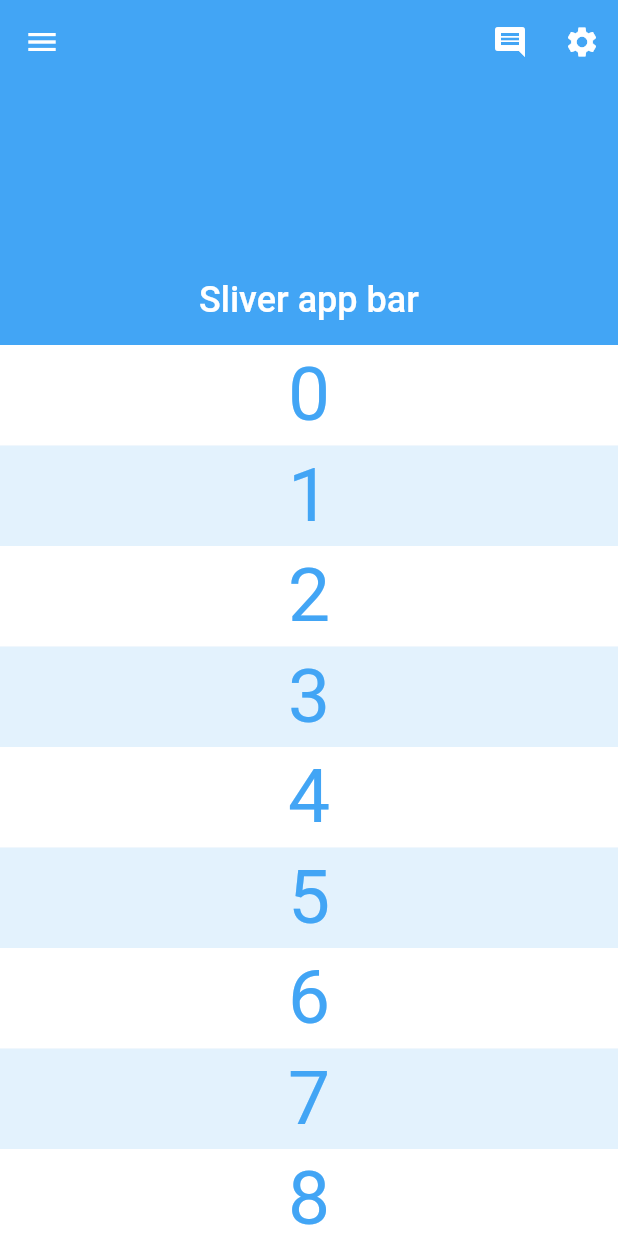
After one commit to newallJemuelD/components_project, a Flutter app: the AppBarsScreen screen opened by its route, after a tap on "sliverAppbar", on a phone screen of 412 x 824 dp. The commit adds this screen. Run offline on Flutter 3.47's test engine with Material 2 defaults, Android fonts, the phone set to English and light mode, and no system bars; our stand-ins replace flutter_bloc.

Commit message:
sliver appbar and routing

```diff
--- a/lib/my_app.dart
+++ b/lib/my_app.dart
@@ -35,7 +35,7 @@ class _MyAppState extends State<MyApp> {
     categoryName: 'App bars',
   );
   static final Categories navigationBars = Categories(
-    route: ScreenRoutes.appBars,
+    route: ScreenRoutes.navigationBars,
     categoryName: 'Navigation bars',
   );
   static final Categories dropDowns = Categories(
--- a/lib/navigation/screen_routes.dart
+++ b/lib/navigation/screen_routes.dart
@@ -14,4 +14,6 @@ class ScreenRoutes {
   //state management
   static const String setState = 'setstate';
   static const String blocStateManagement = 'blocstatemanagement';
+  //app bars
+  static const String sliverAppbar = 'sliverappbar';
 }
--- a/lib/route_generator.dart
+++ b/lib/route_generator.dart
@@ -2,9 +2,11 @@ import 'dart:developer';
 
 import 'package:components_project/my_app.dart';
 import 'package:components_project/navigation/screen_routes.dart';
-import 'package:components_project/screens/app_bars_screen.dart';
+import 'package:components_project/screens/app_bars/app_bars_screen.dart';
+import 'package:components_project/screens/app_bars/components/sliver_appbar.dart';
 import 'package:components_project/screens/app_security_related_screen.dart';
 import 'package:components_project/screens/drop_downs_screen.dart';
+import 'package:components_project/screens/libraries_name_list_screen.dart';
 import 'package:components_project/screens/navigation_bars_screen.dart';
 import 'package:components_project/screens/state_management/components/set_state_counter_app.dart';
 import 'package:components_project/screens/state_management/state_management_screen.dart';
@@ -23,38 +25,50 @@ Route<dynamic> generateRoute(RouteSettings settings) {
       return MaterialPageRoute(builder: (BuildContext context) {
         return const MyApp();
       });
+    //tabbars
     case ScreenRoutes.tabBars:
       return MaterialPageRoute(builder: (BuildContext context) {
         return const TabBarsScreen();
       });
+    //toggle - radio buttons
     case ScreenRoutes.toggleRadio:
       return MaterialPageRoute(builder: (BuildContext context) {
         return ToggleRadioScreen();
-      });
-    case ScreenRoutes.appBars:
-      return MaterialPageRoute(builder: (BuildContext context) {
-        return const AppBarsScreen();
-      });
-    case ScreenRoutes.navigationBars:
-      return MaterialPageRoute(builder: (BuildContext context) {
-        return const NavigationBarsScreen();
-      });
-    case ScreenRoutes.dropDowns:
-      return MaterialPageRoute(builder: (BuildContext context) {
-        return const DropDownsScreen();
-      });
-    case ScreenRoutes.librariesNameList:
-      return MaterialPageRoute(builder: (BuildContext context) {
-        return const DropDownsScreen();
-      });
-    case ScreenRoutes.appSecurityRelated:
-      return MaterialPageRoute(builder: (BuildContext context) {
-        return const AppSecurityRelated();
       });
     case ScreenRoutes.singleSelectRadio:
       return MaterialPageRoute(builder: (BuildContext context) {
         return const SingleSelectRadio();
       });
+    //appbars
+    case ScreenRoutes.appBars:
+      return MaterialPageRoute(builder: (BuildContext context) {
+        return AppBarsScreen();
+      });
+    case ScreenRoutes.sliverAppbar:
+      return MaterialPageRoute(builder: (BuildContext context) {
+        return const SliverAppbar();
+      });
+    //navigation
+    case ScreenRoutes.navigationBars:
+      return MaterialPageRoute(builder: (BuildContext context) {
+        return const NavigationBarsScreen();
+      });
+    //drop downs
+    case ScreenRoutes.dropDowns:
+      return MaterialPageRoute(builder: (BuildContext context) {
+        return const DropDownsScreen();
+      });
+    //libraries and packages
+    case ScreenRoutes.librariesNameList:
+      return MaterialPageRoute(builder: (BuildContext context) {
+        return const LibrariesNameListScreen();
+      });
+    //app security
+    case ScreenRoutes.appSecurityRelated:
+      return MaterialPageRoute(builder: (BuildContext context) {
+        return const AppSecurityRelated();
+      });
+    //state management
     case ScreenRoutes.stateMangementTechniques:
       return MaterialPageRoute(builder: (BuildContext context) {
         return StateManagementScreen();
@@ -70,6 +84,7 @@ Route<dynamic> generateRoute(RouteSettings settings) {
           child: const BlocStateManagement(),
         );
       });
+    //add next here
     default:
       return MaterialPageRoute(builder: (BuildContext context) {
         return Scaffold(
--- /dev/null
+++ b/lib/screens/app_bars/app_bars_screen.dart
@@ -0,0 +1,94 @@
+import 'package:flutter/material.dart';
+
+import '../../models/categories.dart';
+import '../../navigation/screen_routes.dart';
+
+class AppBarsScreen extends StatelessWidget {
+  AppBarsScreen({super.key});
+
+  final List<Categories> categories = [
+    setState,
+  ];
+
+  static final Categories setState = Categories(
+    route: ScreenRoutes.sliverAppbar,
+    categoryName: 'sliverAppbar',
+  );
+
+  @override
+  Widget build(BuildContext context) {
+    return Scaffold(
+      appBar: AppBar(
+        title: const Text('App bars'),
+      ),
+      body: Padding(
+        padding: const EdgeInsets.all(30),
+        child: Column(
+          children: [
+            const Text(
+              'Appbars - The current design is transparent with back navigation icon, title and action icons if needed',
+              style: TextStyle(
+                height: 1.5,
+              ),
+            ),
+            const SizedBox(
+              height: 5,
+            ),
+            const Align(
+              alignment: Alignment.centerLeft,
+              child: Text(
+                'Apps referred:  JMF, Arihant',
+                style: TextStyle(
+                  height: 1.5,
+                ),
+              ),
+            ),
+            const SizedBox(
+              height: 20,
+            ),
+            const Align(
+              alignment: Alignment.centerLeft,
+              child: Text(
+                'Implementations',
+                style: TextStyle(
+                  fontSize: 20,
+                  fontWeight: FontWeight.bold,
+                ),
+              ),
+            ),
+            SizedBox(
+              child: ListView.builder(
+                shrinkWrap: true,
+                itemCount: categories.length,
+                itemBuilder: (context, index) {
+                  return _buildListContentWidget(context, index);
+                },
+              ),
+            ),
+          ],
+        ),
+      ),
+    );
+  }
+
+  Widget _buildListContentWidget(BuildContext context, int index) {
+    return InkWell(
+      onTap: () {
+        Navigator.pushNamed(
+            context, categories[index].route ?? ScreenRoutes.myApp);
+      },
+      child: Container(
+        padding: const EdgeInsets.symmetric(vertical: 20),
+        margin: const EdgeInsets.only(top: 10),
+        alignment: Alignment.center,
+        decoration: BoxDecoration(
+          color: const Color.fromARGB(255, 223, 233, 241),
+          borderRadius: BorderRadius.circular(10),
+        ),
+        child: Text(
+          categories[index].categoryName ?? '--',
+        ),
+      ),
+    );
+  }
+}
--- /dev/null
+++ b/lib/screens/app_bars/components/sliver_appbar.dart
@@ -0,0 +1,68 @@
+import 'package:flutter/material.dart';
+
+class SliverAppbar extends StatelessWidget {
+  const SliverAppbar({super.key});
+
+  @override
+  Widget build(BuildContext context) {
+    return Scaffold(
+        body: CustomScrollView(
+      slivers: <Widget>[
+        SliverAppBar(
+          snap: true,
+          pinned: false,
+          floating: true,
+          flexibleSpace: const FlexibleSpaceBar(
+            centerTitle: true,
+            title: Text("Sliver app bar",
+                style: TextStyle(
+                  color: Colors.white,
+                  fontSize: 16.0,
+                )),
+            // background: Image.network(
+            //   "https://i.ibb.co/QpWGK5j/Geeksfor-Geeks.png",
+            //   fit: BoxFit.cover,
+            // ),
+          ),
+          expandedHeight: 230,
+          backgroundColor: Colors.blue[400],
+          leading: IconButton(
+            icon: const Icon(Icons.menu),
+            tooltip: 'Menu',
+            onPressed: () {},
+          ),
+          actions: <Widget>[
+            IconButton(
+              icon: const Icon(Icons.comment),
+              tooltip: 'Comment Icon',
+              onPressed: () {},
+            ),
+            IconButton(
+              icon: const Icon(Icons.settings),
+              tooltip: 'Setting Icon',
+              onPressed: () {},
+            ),
+          ],
+        ),
+        SliverList(
+          delegate: SliverChildBuilderDelegate(
+            (context, index) => ListTile(
+              tileColor: (index % 2 == 0) ? Colors.white : Colors.blue[50],
+              title: Center(
+                child: Text(
+                  '$index',
+                  style: TextStyle(
+                    fontWeight: FontWeight.normal,
+                    fontSize: 50,
+                    color: Colors.blue[400],
+                  ),
+                ),
+              ),
+            ),
+            childCount: 51,
+          ),
+        )
+      ],
+    ));
+  }
+}
--- a/lib/screens/app_bars_screen.dart
+++ /dev/null
@@ -1,16 +0,0 @@
-import 'package:flutter/material.dart';
-
-class AppBarsScreen extends StatelessWidget {
-  const AppBarsScreen({super.key});
-
-  @override
-  Widget build(BuildContext context) {
-    return const Scaffold(
-      body: SizedBox(
-        child: Center(
-          child: Text('This is appbars section content'),
-        ),
-      ),
-    );
-  }
-}
```
